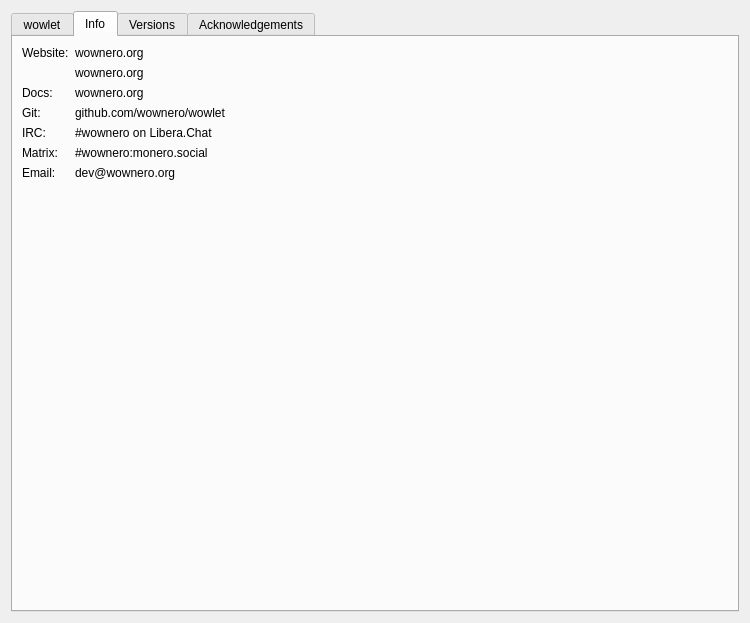
Above: src/dialog/AboutDialog.ui from wownero/wowlet before the change. Below: the same form after it.
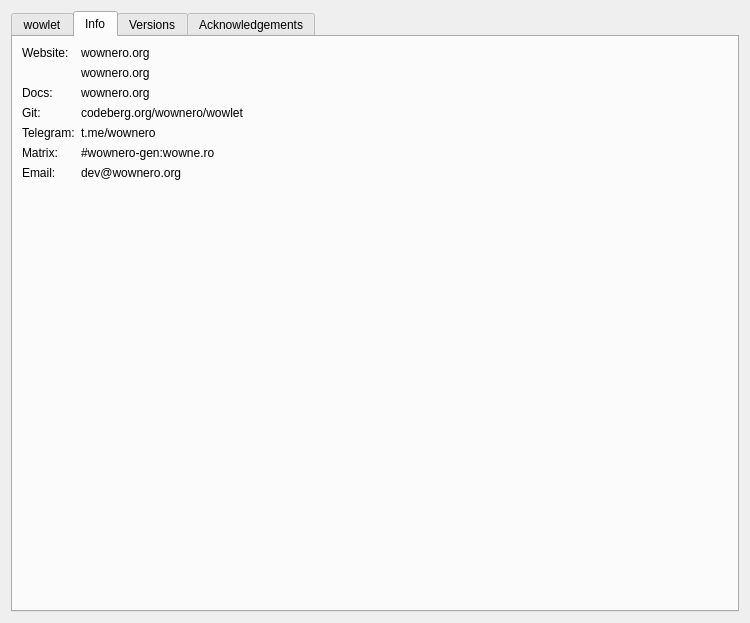
That is the form after the change. The open tabs and pages were chosen to show the change. Custom widgets are drawn as their Qt base class.

Commit message: wowlet: About dialog — codeberg.org/wownero/wowlet, Telegram (t.me/wownero), Matrix (#wownero-gen:wowne.ro)

```diff
--- a/src/dialog/AboutDialog.ui
+++ b/src/dialog/AboutDialog.ui
@@ -137,7 +137,7 @@
        <item row="3" column="1">
         <widget class="QLabel" name="label_11">
          <property name="text">
-          <string>github.com/wownero/wowlet</string>
+          <string>codeberg.org/wownero/wowlet</string>
          </property>
          <property name="textInteractionFlags">
           <set>Qt::TextInteractionFlag::LinksAccessibleByMouse|Qt::TextInteractionFlag::TextSelectableByMouse</set>
@@ -147,14 +147,14 @@
        <item row="4" column="0">
         <widget class="QLabel" name="label_6">
          <property name="text">
-          <string>IRC:</string>
+          <string>Telegram:</string>
          </property>
         </widget>
        </item>
        <item row="4" column="1">
         <widget class="QLabel" name="label_13">
          <property name="text">
-          <string>#wownero on Libera.Chat</string>
+          <string>t.me/wownero</string>
          </property>
          <property name="textInteractionFlags">
           <set>Qt::TextInteractionFlag::LinksAccessibleByMouse|Qt::TextInteractionFlag::TextSelectableByMouse</set>
@@ -171,7 +171,7 @@
        <item row="5" column="1">
         <widget class="QLabel" name="label_14">
          <property name="text">
-          <string>#wownero:monero.social</string>
+          <string>#wownero-gen:wowne.ro</string>
          </property>
          <property name="textInteractionFlags">
           <set>Qt::TextInteractionFlag::LinksAccessibleByMouse|Qt::TextInteractionFlag::TextSelectableByMouse</set>
```
